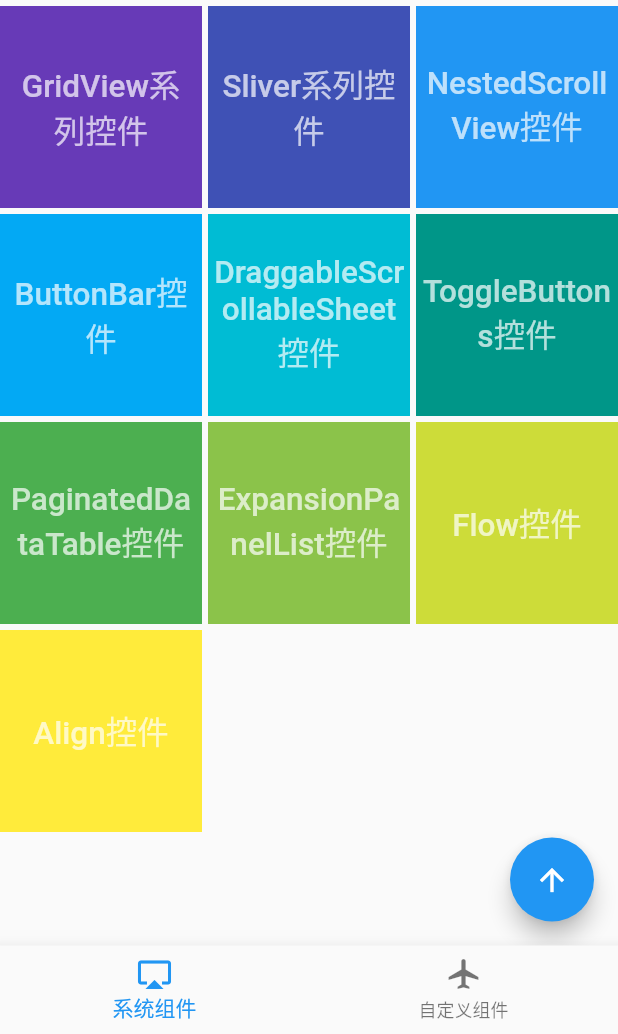
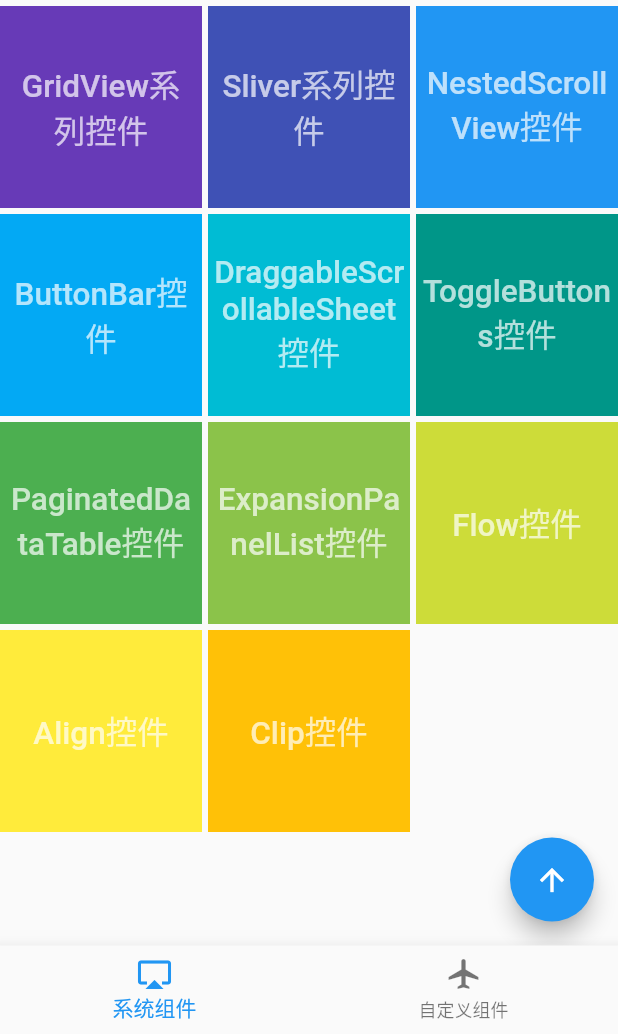
Before and after one commit to TryImpossible/flutter-diy, a Flutter app: the screen it shows after launch, on a phone screen of 412 x 824 dp, the part 202-1236 px from its top. Run offline on Flutter 3.47's test engine with Material 2 defaults, Android fonts, the phone set to English and light mode, and no system bars.

Commit message:
Clip控件

```diff
--- a/app/lib/pages/align_widget_activity.dart
+++ b/app/lib/pages/align_widget_activity.dart
@@ -60,7 +60,11 @@ class _AlignWidgetActivityState extends State<AlignWidgetActivity> {
             height: 120.0,
             child: Align(
               alignment: FractionalOffset(0.2, 0.6),
-              child: FlutterLogo(size: 60.0),
+              child: LayoutBuilder(
+                builder: (BuildContext context, BoxConstraints constraints) {
+                  return FlutterLogo(size: 60.0);
+                },
+              ),
             ),
           ),
         ],
--- a/app/lib/pages/framework_widget_fragment.dart
+++ b/app/lib/pages/framework_widget_fragment.dart
@@ -1,12 +1,12 @@
 import 'package:app/pages/align_widget_activity.dart';
 import 'package:app/pages/button_bar_widget_activity.dart';
+import 'package:app/pages/clip_widget_activity.dart';
 import 'package:app/pages/draggable_scrollable_sheet_widget_activity.dart';
 import 'package:app/pages/expansion_panel_list_widget_activity.dart';
 import 'package:app/pages/flow_widget_activity.dart';
 import 'package:app/pages/gridview/grid_view_widget_activity.dart';
 import 'package:app/pages/lificycle/lifecycle_page_activity.dart';
 import 'package:app/pages/listview/list_view_widget_activity.dart';
-import 'package:app/pages/lificycle/stateful_parent_page_activity.dart';
 import 'package:app/pages/material_widget_activity.dart';
 import 'package:app/pages/nested_scroll_view_widget_activity.dart';
 import 'package:app/pages/paginated_data_table_widget_activity.dart';
@@ -43,6 +43,7 @@ class _FrameworkWidgetFragmentState extends State<FrameworkWidgetFragment>
     'ExpansionPanelList控件': ExpansionPanelListWidgetActivity(),
     'Flow控件': FlowWidgetActivity(),
     'Align控件': AlignWidgetActivity(),
+    'Clip控件': ClipWidgetActivity(),
   };
 
   @override
@@ -70,6 +71,13 @@ class _FrameworkWidgetFragmentState extends State<FrameworkWidgetFragment>
               padding: EdgeInsets.all(4),
               alignment: Alignment.center,
               color: Colors.primaries[index % Colors.primaries.length],
+              child: LayoutBuilder(
+                builder: (BuildContext context, BoxConstraints constraints) {
+                  return FittedBox(
+                    child: ConstrainedBox(
+                      constraints: constraints.copyWith(
+                        maxHeight: double.infinity,
+                      ),
                       child: Text(
                         _data.keys.elementAt(index),
                         style: TextStyle(
@@ -78,6 +86,10 @@ class _FrameworkWidgetFragmentState extends State<FrameworkWidgetFragment>
                           color: Colors.white.withOpacity(0.7),
                         ),
                         textAlign: TextAlign.center,
+                      ),
+                    ),
+                  );
+                },
               ),
             ),
           );
```
Also changed, not shown: app/lib/pages/clip_widget_activity.dart (added, +78 -0 lines). Lines whose indentation alone changed are shown as unchanged.
